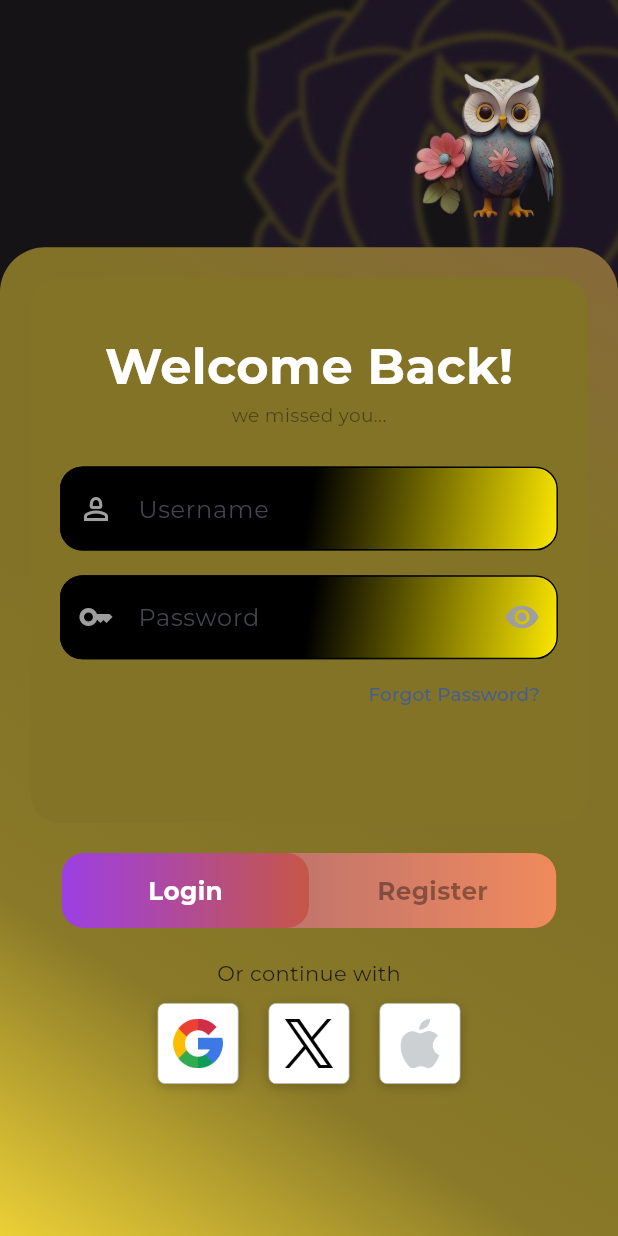
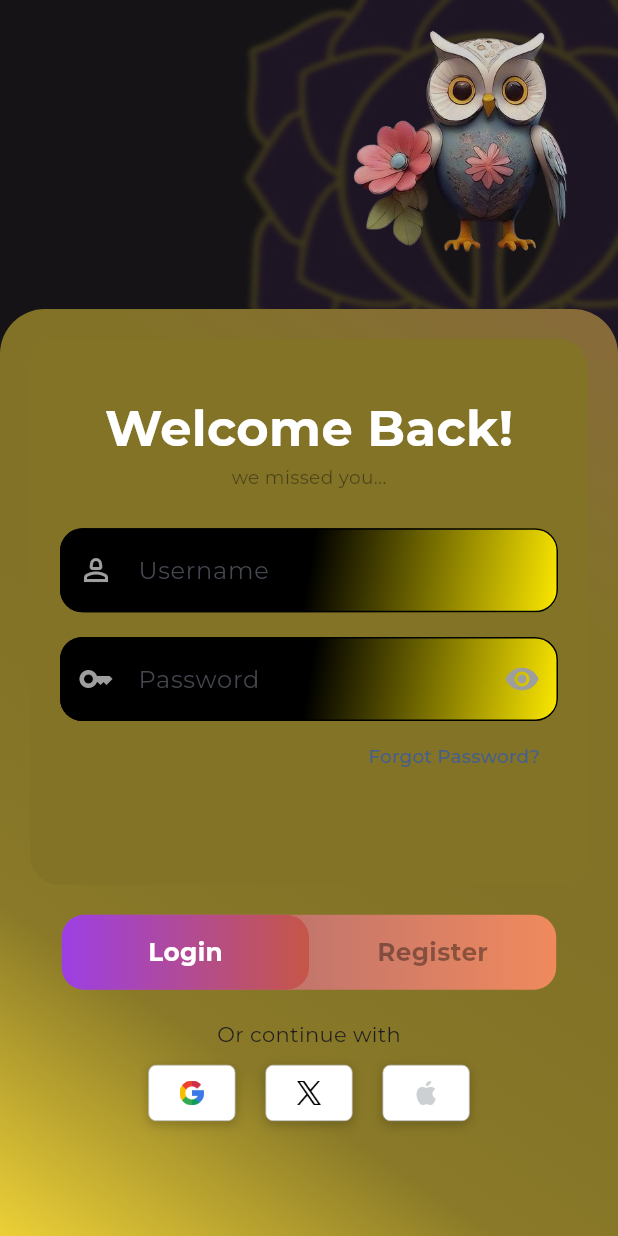
Before and after one commit to veerhegde/PsyGPT, a Flutter app: the AuthScreen screen opened by its route, on a phone screen of 412 x 824 dp. Run offline on Flutter 3.47's test engine with Material 3 defaults, Android fonts, the phone set to English and light mode, and no system bars; our stand-ins replace flutter_secure_storage, flutter_svg, google_fonts, lottie, material_symbols_icons; missing offline and left inert: dotlottie_loader; accounts and stored records are empty; project files that could hold a hidden picture were left out.

```diff
--- a/psy_fe/mindq_ui/lib/screens/userauth.dart
+++ b/psy_fe/mindq_ui/lib/screens/userauth.dart
@@ -59,12 +59,12 @@ class _LoginRegistrationScreenState extends State<AuthScreen> {
                             alignment: Alignment.topRight,
                             child: Padding(
                               padding: EdgeInsets.only(
-                                top: constraints.maxHeight * 0.05,
-                                right: constraints.maxWidth * 0.05,
+                                top: constraints.maxHeight * 0.00,
+                                left: constraints.maxWidth * 0.00,
                               ),
                               child: SizedBox(
-                                width: constraints.maxWidth * 0.3,
-                                height: constraints.maxWidth * 0.3,
+                                width: constraints.maxWidth * 0.46,
+                                height: constraints.maxHeight * 0.25,
                                 child: Image.asset(
                                   'lib/assets/phobe-removebg-preview.png',
                                   fit: BoxFit.contain,
@@ -78,6 +78,7 @@ class _LoginRegistrationScreenState extends State<AuthScreen> {
                             child: Container(
                               width: double.infinity,
                               padding: EdgeInsets.all(20),
+                              margin: EdgeInsets.only(top: constraints.maxHeight * 0.00),
                               decoration: BoxDecoration(
                                 gradient: ThemeGradient.LoginGradient,
                                 borderRadius: BorderRadius.only(
@@ -484,8 +485,8 @@ class _LoginRegistrationScreenState extends State<AuthScreen> {
         ),
         child: Image.asset(
           imagePath,
-          width: constraints.maxWidth * 0.08,
-          height: constraints.maxWidth * 0.08,
+          width: constraints.maxWidth * 0.09,
+          height: constraints.maxWidth * 0.04,
         ),
       ),
     );
```
